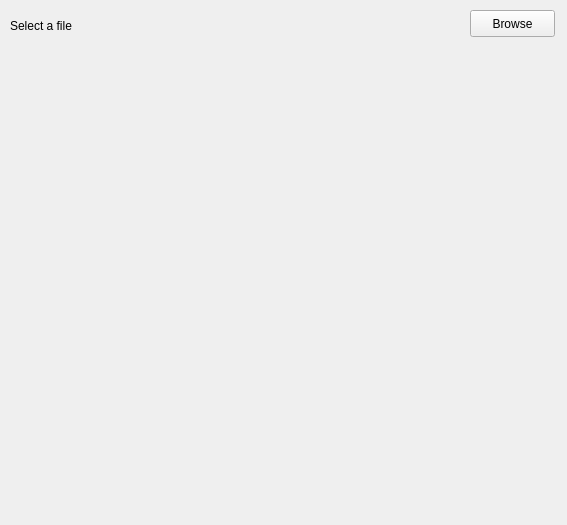
gnomezgrave/ipvc-image-processing-video-codec, file ipvcplayer.ui: the form before one commit.
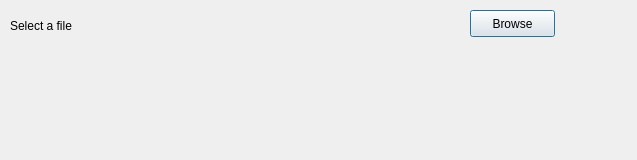
The form after the commit.

```diff
--- a/ipvcplayer.ui
+++ b/ipvcplayer.ui
@@ -1,13 +1,13 @@
 <?xml version="1.0" encoding="UTF-8"?>
 <ui version="4.0">
- <class>ipvcPlayer</class>
- <widget class="QMainWindow" name="ipvcPlayer">
+ <class>IpvcPlayer</class>
+ <widget class="QDialog" name="IpvcPlayer">
   <property name="geometry">
    <rect>
     <x>0</x>
     <y>0</y>
-    <width>567</width>
-    <height>525</height>
+    <width>637</width>
+    <height>160</height>
    </rect>
   </property>
   <property name="windowTitle">
```
